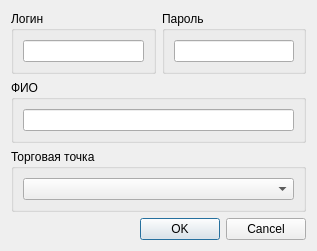
This is Admin/MainManager/usersWidget/cuserdialog.ui in Demonist/TCS as Qt 5 draws it before an edit. The edited form follows.
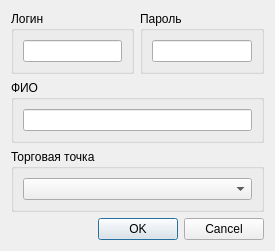
This is the edited form.

```diff
--- a/Admin/MainManager/usersWidget/cuserdialog.ui
+++ b/Admin/MainManager/usersWidget/cuserdialog.ui
@@ -6,8 +6,8 @@
    <rect>
     <x>0</x>
     <y>0</y>
-    <width>317</width>
-    <height>220</height>
+    <width>275</width>
+    <height>228</height>
    </rect>
   </property>
   <property name="windowTitle">
```
Left out of the diff: 60 changed lines with no effect on the pictures.
